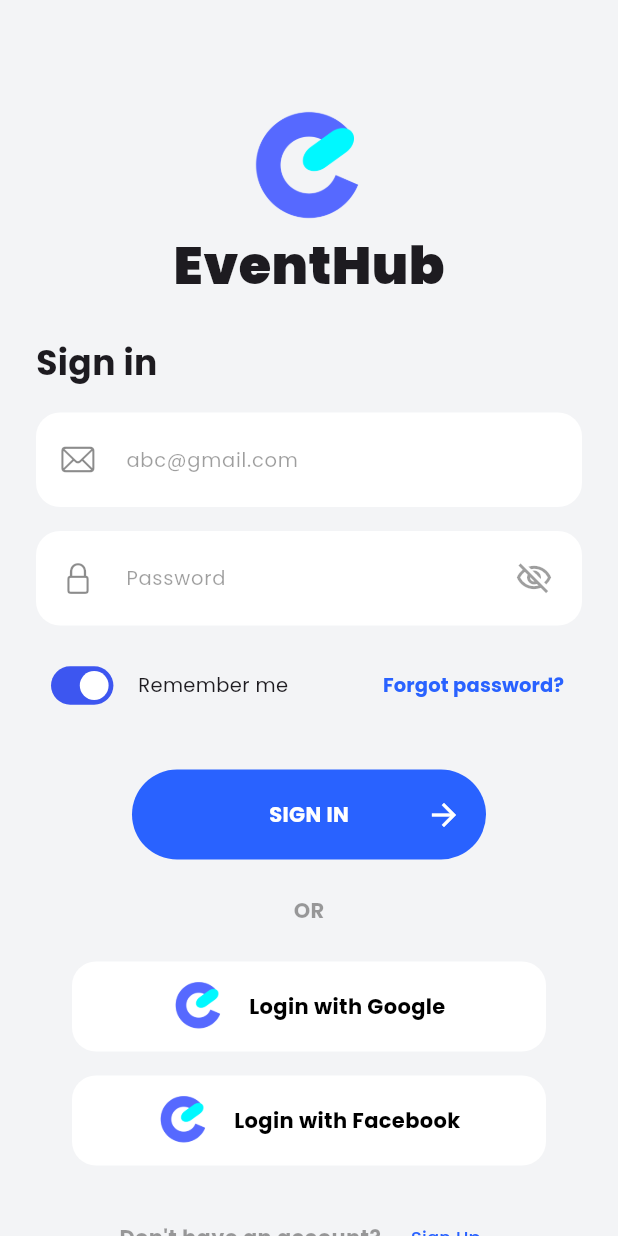
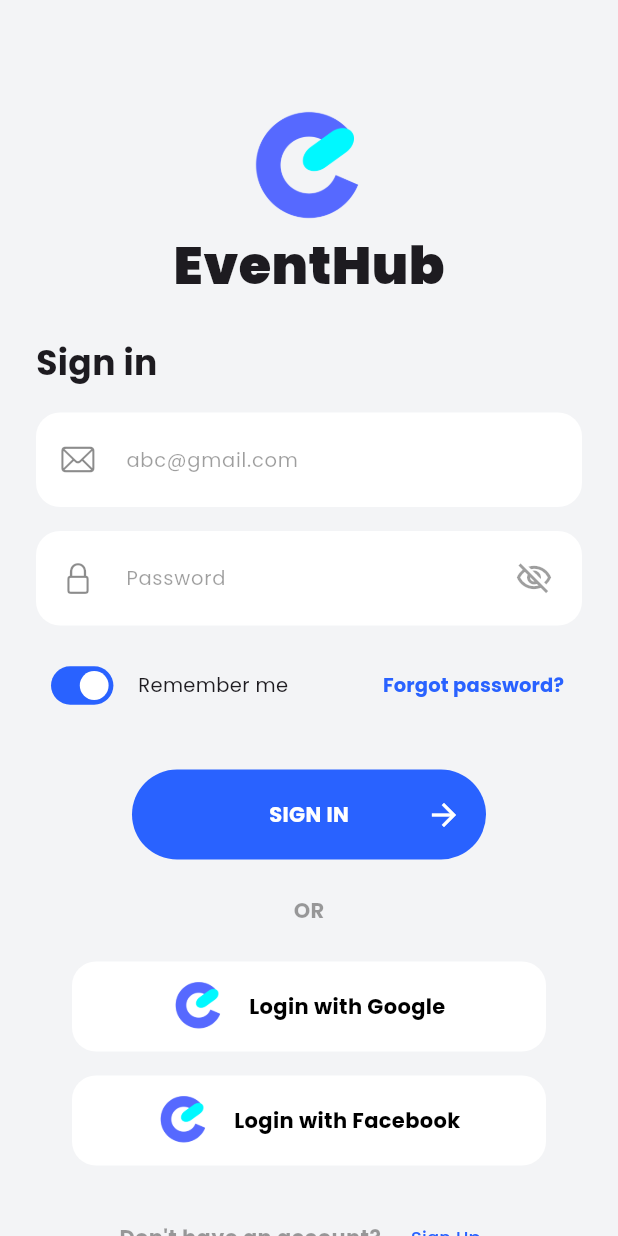
Before and after one commit to muzzammil763/event_booking_ui, a Flutter app: the screen it shows after launch, after a tap on "Sign in", on a phone screen of 412 x 824 dp. Run offline on Flutter 3.47's test engine with Material 3 defaults, Android fonts, the phone set to English and light mode, and no system bars; our stand-ins replace google_fonts.

Commit message:
active colour changed

```diff
--- a/lib/Config/switch.dart
+++ b/lib/Config/switch.dart
@@ -35,7 +35,7 @@ class SwitchClass extends State {
               onChanged: toggleSwitch,
               value: isSwitched,
               activeColor: Colors.white,
-              activeTrackColor: const Color(0XFF3D56F0),
+              activeTrackColor: Colors.blueAccent[700],
               inactiveThumbColor: Colors.black38,
               inactiveTrackColor: const Color(0XFFF3F4F6),
             ),
```
